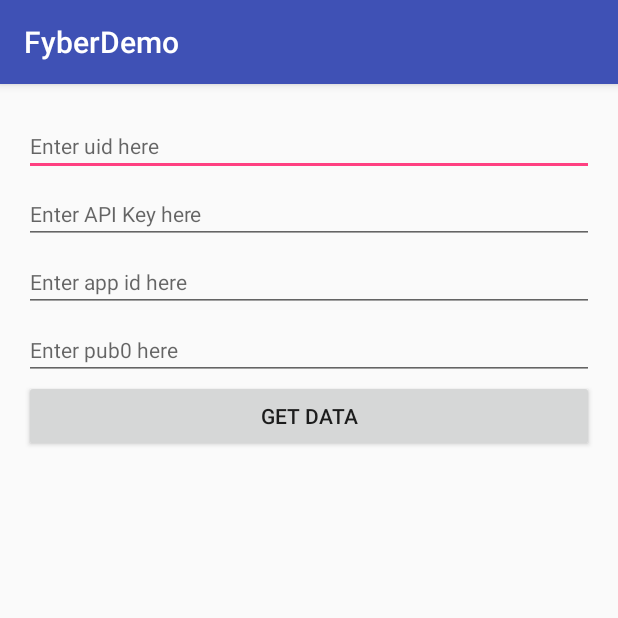
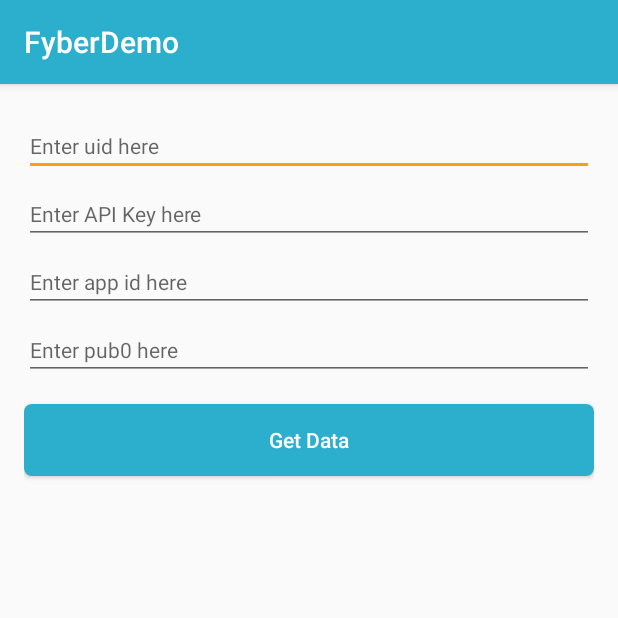
Before and after one commit to Abhi347/FyberDemo, an Android app: the screen it shows after launch (MainActivity), on a phone screen of 412 x 824 dp, the top half of it. Run offline under Robolectric (Android 15) with nearby library versions, the phone set to English and light mode, and no system bars; our stand-ins replace AdMob, ButterKnife; libraries missing offline, so code that uses them is left out: com.noob.lumberjack; 1 statement that could not run was skipped.

Commit message:
Change colors for the app

```diff
--- /dev/null
+++ b/app/src/main/res/drawable/bg_button.xml
@@ -0,0 +1,10 @@
+<?xml version="1.0" encoding="utf-8"?>
+<shape
+    xmlns:android="http://schemas.android.com/apk/res/android"
+    android:shape="rectangle">
+    <corners android:bottomLeftRadius="5dp"
+             android:bottomRightRadius="5dp"
+             android:topLeftRadius="5dp"
+             android:topRightRadius="5dp"/>
+    <solid android:color="@color/colorPrimary"/>
+</shape>
--- a/app/src/main/res/layout/fragment_form.xml
+++ b/app/src/main/res/layout/fragment_form.xml
@@ -31,6 +31,10 @@
         android:id="@+id/button_get_data"
         android:layout_width="match_parent"
         android:layout_height="wrap_content"
+        android:layout_marginTop="@dimen/activity_vertical_margin"
+        android:background="@drawable/bg_button"
+        android:textAllCaps="false"
+        android:textColor="#fff"
         android:text="@string/get_data"/>
 
 </LinearLayout>
--- a/app/src/main/res/values/colors.xml
+++ b/app/src/main/res/values/colors.xml
@@ -1,6 +1,9 @@
 <?xml version="1.0" encoding="utf-8"?>
 <resources>
-    <color name="colorPrimary">#3F51B5</color>
-    <color name="colorPrimaryDark">#303F9F</color>
-    <color name="colorAccent">#FF4081</color>
+    <color name="colorPrimary">#2BAFCD</color>
+    <color name="colorPrimaryDark">#037590</color>
+    <color name="colorAccent">#FF9E1B</color>
+
+    <color name="colorTextDark">#525F72</color>
+    <color name="colorTextLight">#999B9F</color>
 </resources>
```
Also changed, not shown: app/build.gradle (+18 -18 lines), app/src/main/res/layout/item_offer.xml (+5 -5 lines).
